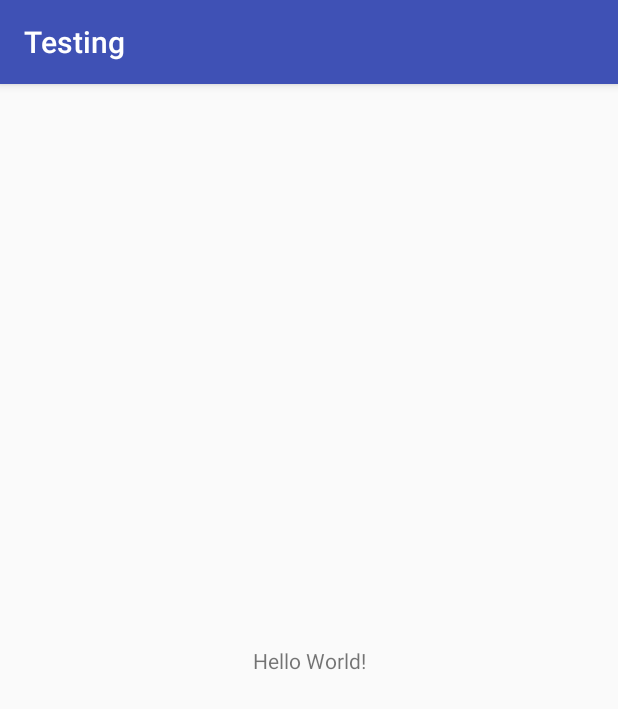
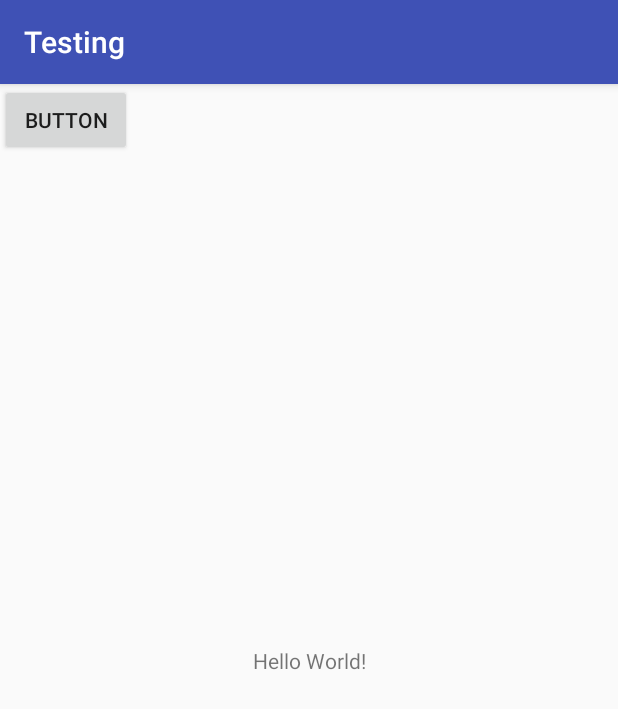
Before and after one commit to StlMaris123/Beer-App, an Android app: the screen it shows after launch (MainActivity), on a phone screen of 412 x 824 dp. Shown: the top 709 px of the screen. Run offline under Robolectric (Android 15) with nearby library versions, the phone set to English and light mode, and no system bars.

Commit message:
add a button

```diff
--- a/app/src/main/res/layout/activity_main.xml
+++ b/app/src/main/res/layout/activity_main.xml
@@ -15,4 +15,12 @@
         app:layout_constraintRight_toRightOf="parent"
         app:layout_constraintTop_toTopOf="parent" />
 
+    <Button
+        android:id="@+id/button"
+        android:layout_width="wrap_content"
+        android:layout_height="wrap_content"
+        android:text="Button"
+        tools:layout_editor_absoluteX="151dp"
+        tools:layout_editor_absoluteY="137dp" />
+
 </android.support.constraint.ConstraintLayout>
```
